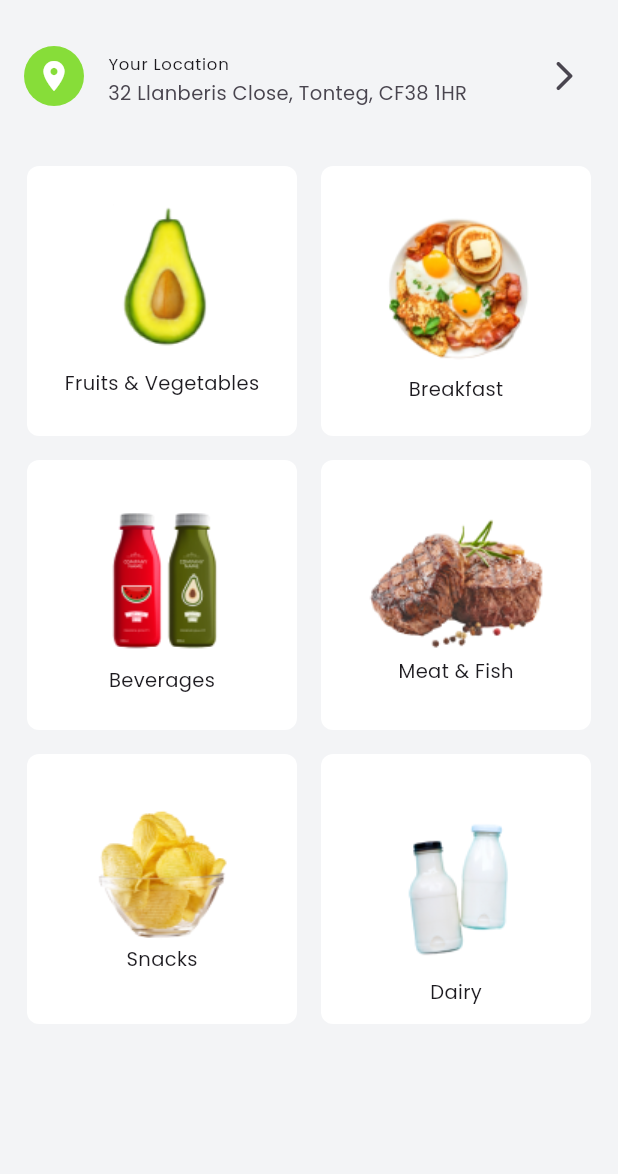
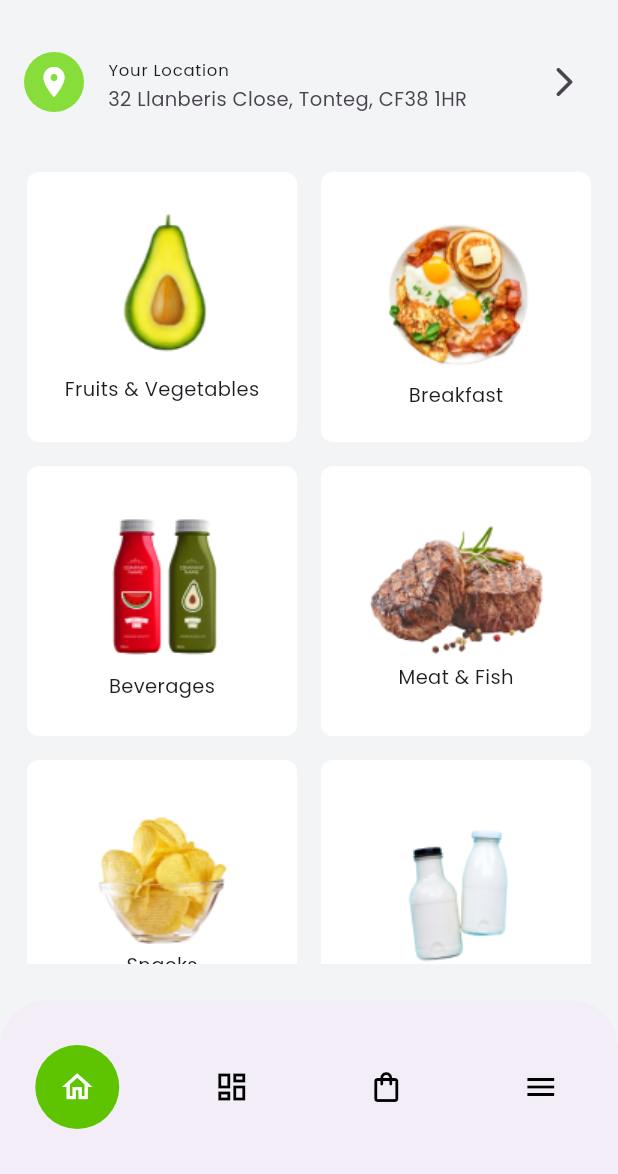
Before and after one commit to Mohamad-Ammis/splash_task, a Flutter app: the screen it shows after launch, on a phone screen of 412 x 824 dp, the part 62-1236 px from its top. Run offline on Flutter 3.47's test engine with Material 3 defaults, Android fonts, the light colour scheme and no system bars; our stand-ins replace flutter_otp_text_field, font_awesome_flutter, get, image_picker; missing offline and left inert: font_awesome_icon_class.

Commit message:
bottombar&some edits

```diff
--- /dev/null
+++ b/lib/controller/navigation_controller.dart
@@ -0,0 +1,13 @@
+import 'package:get/get.dart';
+import 'package:task7/views/homepage/widgets/home_page_body.dart';
+import 'package:task7/views/search_page/serach_page.dart';
+
+class NavigationController extends GetxController{
+  int selectedIndex=0;
+List screens=[
+   HomePageBody(),
+  SearchPage(),
+   HomePageBody(),
+  SearchPage(),
+];
+}
--- a/lib/main.dart
+++ b/lib/main.dart
@@ -19,7 +19,7 @@ class _MyAppState extends State<MyApp> {
   @override
   void initState() {
     super.initState();
-    Timer(const Duration(seconds: 2), () => Get.offAll(const HomePage()));
+    Timer(const Duration(seconds: 2), () => Get.offAll( HomePage()));
   }
 
   // This widget is the root of your application.
--- a/lib/views/homepage/homepage.dart
+++ b/lib/views/homepage/homepage.dart
@@ -1,57 +1,19 @@
 import 'package:flutter/material.dart';
 import 'package:get/get.dart';
-import 'package:task7/views/homepage/widgets/home_products_lit.dart';
-import 'package:task7/views/search_page/serach_page.dart';
+import 'package:task7/controller/navigation_controller.dart';
+import 'package:task7/views/homepage/widgets/custom_navigation_bar.dart';
 
 class HomePage extends StatelessWidget {
-  const HomePage({super.key});
-
+  HomePage({super.key});
+  final controller = Get.put(NavigationController());
   @override
   Widget build(BuildContext context) {
-    return Scaffold(
-      backgroundColor: const Color(0xFFF3F4F6),
-      appBar: AppBar(
-        backgroundColor: Colors.transparent,
-        elevation: 0,
-        scrolledUnderElevation: 0,
-        title: const Text(
-          "Grocery Plus",
-          style: TextStyle(
-              fontFamily: 'Poppins', fontSize: 20, fontWeight: FontWeight.w600),
-        ),
-        actions: [
-          IconButton(onPressed: () {Get.to(SearchPage());}, icon: const Icon(Icons.search)),
-          IconButton(onPressed: () {}, icon: const Icon(Icons.notifications))
-        ],
-      ),
-      body: Column(
-        children: [
-          const ListTile(
-            leading: CircleAvatar(
-              backgroundColor: Color(0xFF87DD39),
-              child: Icon(Icons.location_on,color: Colors.white,),
-            ),
-            title: Text(
-              'Your Location',
-              style: TextStyle(
-                  fontFamily: 'Poppins',
-                  fontSize: 11,
-                  fontWeight: FontWeight.normal),
-            ),
-            subtitle: Text(
-              '32 Llanberis Close, Tonteg, CF38 1HR',
-              style: TextStyle(
-                  fontFamily: 'Poppins',
-                  fontSize: 13,
-                  fontWeight: FontWeight.w500),
-            ),
-            trailing: Icon(Icons.arrow_forward_ios_rounded),
-          ),
-          Expanded(
-            child: HomeProductsList(),
-          )
-        ],
-      ),
-    );
+    return GetBuilder<NavigationController>(builder: (controller) {
+      return Scaffold(
+        bottomNavigationBar: CustomNavigationBar(),
+        backgroundColor: const Color(0xFFF3F4F6),
+        body: controller.screens[controller.selectedIndex],
+      );
+    });
   }
 }
--- /dev/null
+++ b/lib/views/homepage/widgets/custom_app_bar.dart
@@ -0,0 +1,38 @@
+
+import 'dart:ui';
+
+import 'package:flutter/material.dart';
+import 'package:get/get.dart';
+import 'package:task7/views/search_page/serach_page.dart';
+
+class CustomAppBar extends StatelessWidget implements PreferredSizeWidget{
+  const CustomAppBar({
+    super.key,
+  });
+
+  @override
+  Widget build(BuildContext context) {
+    return AppBar(
+      backgroundColor: Colors.transparent,
+      elevation: 0,
+      scrolledUnderElevation: 0,
+      title: const Text(
+        "Grocery Plus",
+        style: TextStyle(
+            fontFamily: 'Poppins', fontSize: 20, fontWeight: FontWeight.w600),
+      ),
+      actions: [
+        IconButton(
+            onPressed: () {
+              Get.to(SearchPage());
+            },
+            icon: const Icon(Icons.search)),
+        IconButton(onPressed: () {}, icon: const Icon(Icons.notifications))
+      ],
+    );
+  }
+
+  @override
+  // TODO: implement preferredSize
+  Size get preferredSize => const Size.fromHeight(60);
+}
--- /dev/null
+++ b/lib/views/homepage/widgets/custom_navigation_bar.dart
@@ -0,0 +1,37 @@
+import 'package:flutter/material.dart';
+import 'package:get/get.dart';
+import 'package:task7/controller/navigation_controller.dart';
+import 'package:task7/views/homepage/widgets/nav_bar_item.dart';
+
+class CustomNavigationBar extends StatelessWidget {
+  CustomNavigationBar({
+    super.key,
+  });
+  final controller = Get.put(NavigationController());
+  @override
+  Widget build(BuildContext context) {
+    return Container(
+      height: 116,
+      clipBehavior: Clip.hardEdge,
+      width: MediaQuery.sizeOf(context).width,
+      decoration: const BoxDecoration(
+        borderRadius: BorderRadius.only(
+            topLeft: Radius.circular(32), topRight: Radius.circular(32)),
+      ),
+      child: NavigationBar(
+        height: 116,
+        elevation: 0,
+        selectedIndex: controller.selectedIndex,
+        destinations: [
+          NavBarItem(
+            index: 0,
+            icon: Icons.home_outlined,
+          ),
+          NavBarItem(index: 1, icon: Icons.dashboard_outlined),
+          NavBarItem(index: 2, icon: Icons.shopping_bag_outlined),
+          NavBarItem(index: 3, icon: Icons.menu),
+        ],
+      ),
+    );
+  }
+}
--- /dev/null
+++ b/lib/views/homepage/widgets/home_page_body.dart
@@ -0,0 +1,50 @@
+
+
+import 'package:flutter/material.dart';
+import 'package:task7/views/homepage/widgets/custom_app_bar.dart';
+import 'package:task7/views/homepage/widgets/home_products_lit.dart';
+
+class HomePageBody extends StatelessWidget {
+  const HomePageBody({
+    super.key,
+  });
+
+  @override
+  Widget build(BuildContext context) {
+    return Scaffold(
+      backgroundColor: const Color(0xFFF3F4F6),
+      appBar: CustomAppBar(),
+      body: Column(
+        children: [
+          const ListTile(
+            leading: CircleAvatar(
+              backgroundColor: Color(0xFF87DD39),
+              child: Icon(
+                Icons.location_on,
+                color: Colors.white,
+              ),
+            ),
+            title: Text(
+              'Your Location',
+              style: TextStyle(
+                  fontFamily: 'Poppins',
+                  fontSize: 11,
+                  fontWeight: FontWeight.normal),
+            ),
+            subtitle: Text(
+              '32 Llanberis Close, Tonteg, CF38 1HR',
+              style: TextStyle(
+                  fontFamily: 'Poppins',
+                  fontSize: 13,
+                  fontWeight: FontWeight.w500),
+            ),
+            trailing: Icon(Icons.arrow_forward_ios_rounded),
+          ),
+          Expanded(
+            child: HomeProductsList(),
+          )
+        ],
+      ),
+    );
+  }
+}
--- /dev/null
+++ b/lib/views/homepage/widgets/nav_bar_item.dart
@@ -0,0 +1,29 @@
+
+import 'package:flutter/material.dart';
+import 'package:get/get.dart';
+import 'package:task7/controller/navigation_controller.dart';
+
+class NavBarItem extends StatelessWidget {
+  NavBarItem({
+    super.key, required this.index, required this.icon,
+  });
+  final controller=Get.put(NavigationController());
+  final int index;
+  final IconData icon;
+  @override
+  Widget build(BuildContext context) {
+    return GestureDetector(
+      onTap: () {
+        controller.selectedIndex = index;
+        controller.update();
+      },
+      child: CircleAvatar(
+        radius: 28,
+        backgroundColor: controller.selectedIndex == index
+            ? const Color(0xFF5EC401)
+            : Colors.transparent,
+        child: Icon(icon,color: controller.selectedIndex==index?Colors.white:Colors.black,),
+      ),
+    );
+  }
+}
--- a/lib/views/search_page/search_bar.dart
+++ b/lib/views/search_page/search_bar.dart
@@ -16,10 +16,14 @@ class _CustomSearchBarState extends State<CustomSearchBar> {
   var isCategory = false;
   @override
   Widget build(BuildContext context) {
-    return Column(
+    return Container(
+      decoration: BoxDecoration(
+          color:  Colors.white,
+          ),
+      child: Column(
         children: [
           Container(
-          color: Colors.transparent,
+
             margin: const EdgeInsets.only(left: 10, right: 40, top: 0, bottom: 10),
             child: Row(
               children: [
@@ -105,6 +109,7 @@ class _CustomSearchBarState extends State<CustomSearchBar> {
                 )
               : Container()
         ],
+      ),
     );
   }
 }
--- a/lib/views/search_page/search_card.dart
+++ b/lib/views/search_page/search_card.dart
@@ -1,11 +1,11 @@
-
 import 'package:flutter/material.dart';
 import 'package:font_awesome_icon_class/font_awesome_icon_class.dart';
 import 'package:task7/models/product_model.dart';
 
 class SearchCard extends StatelessWidget {
   const SearchCard({
-    super.key, required this.model,
+    super.key,
+    required this.model,
   });
   final ProductModel model;
   @override
@@ -14,10 +14,14 @@ class SearchCard extends StatelessWidget {
       width: MediaQuery.sizeOf(context).width,
       padding: const EdgeInsets.all(16),
       clipBehavior: Clip.hardEdge,
-      decoration: const BoxDecoration(color: Colors.white),
+      decoration:  BoxDecoration(color: Colors.white,border: Border(bottom: BorderSide(color: Colors.grey.withOpacity(0.3),width: 0.4))),
       child: Row(
         children: [
-          Expanded(child: Image.network(model.image!,fit: BoxFit.contain,)),
+          Expanded(
+              child: Image.network(
+            model.image!,
+            fit: BoxFit.contain,
+          )),
           Column(
             crossAxisAlignment: CrossAxisAlignment.start,
             children: [
@@ -96,8 +100,9 @@ class SearchCard extends StatelessWidget {
                     ),
                   )
                 ],
-              )
-            ],
+              ),
+
+            ]
           ),
         ],
       ),
--- a/lib/views/search_page/serach_page.dart
+++ b/lib/views/search_page/serach_page.dart
@@ -10,21 +10,25 @@ class SearchPage extends StatelessWidget {
   @override
   Widget build(BuildContext context) {
     return Scaffold(
+      backgroundColor: const Color(0xFFF3F4F6),
       appBar: AppBar(
         scrolledUnderElevation: 0,
+        backgroundColor: Colors.white,
       ),
       body: Column(
         children: [
           const CustomSearchBar(),
           GetBuilder<SearchPageController>(builder: (controller) {
-                  return controller.visibleProducts.isNotEmpty? Expanded(
+            return controller.visibleProducts.isNotEmpty
+                ? Expanded(
                     child: ListView.builder(
                         itemCount: controller.visibleProducts.length,
                         itemBuilder: (context, index) {
                           return SearchCard(
                               model: controller.visibleProducts[index]);
                         }),
-                  ):Expanded(
+                  )
+                : Expanded(
                     child: Padding(
                       padding: const EdgeInsets.all(16.0),
                       child: Column(
@@ -32,13 +36,16 @@ class SearchPage extends StatelessWidget {
                         mainAxisAlignment: MainAxisAlignment.center,
                         children: [
                           Image.asset('assets/images/empty_search.png'),
-                        const Text('Opps! We can’t find your product! ',style: TextStyle(fontSize: 16,fontWeight: FontWeight.w500),)
+                          const Text(
+                            'Opps! We can’t find your product! ',
+                            style: TextStyle(
+                                fontSize: 16, fontWeight: FontWeight.w500),
+                          )
                         ],
                       ),
                     ),
                   );
           })
-
         ],
       ),
     );
```
Lines whose indentation alone changed are shown as unchanged.
